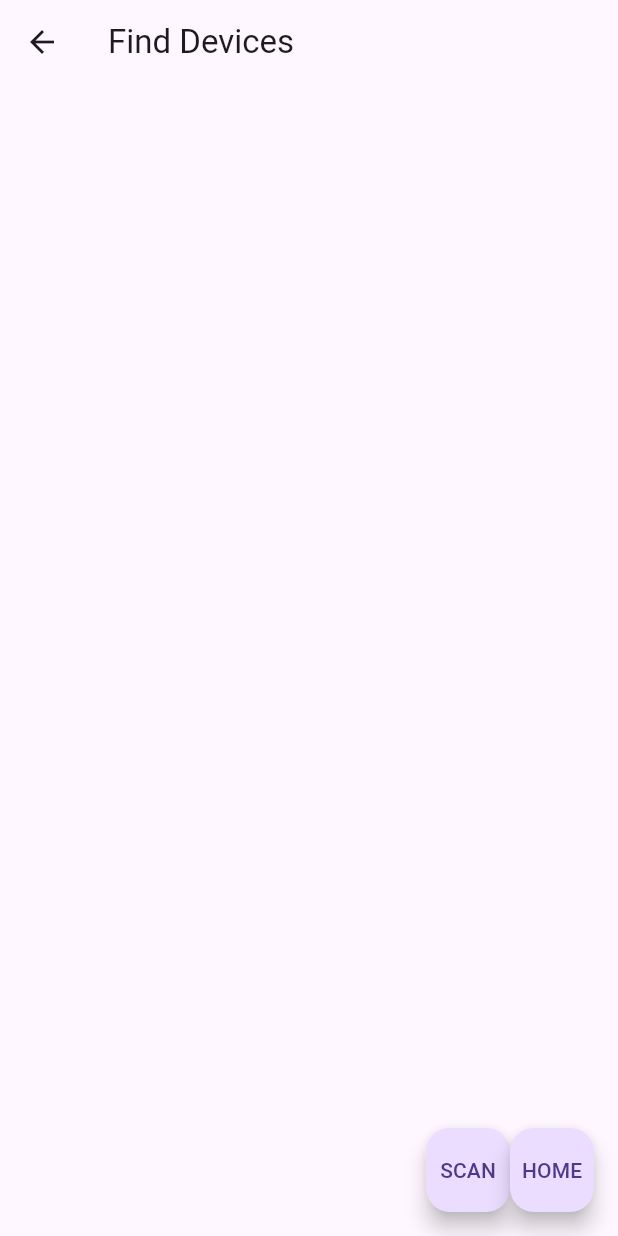
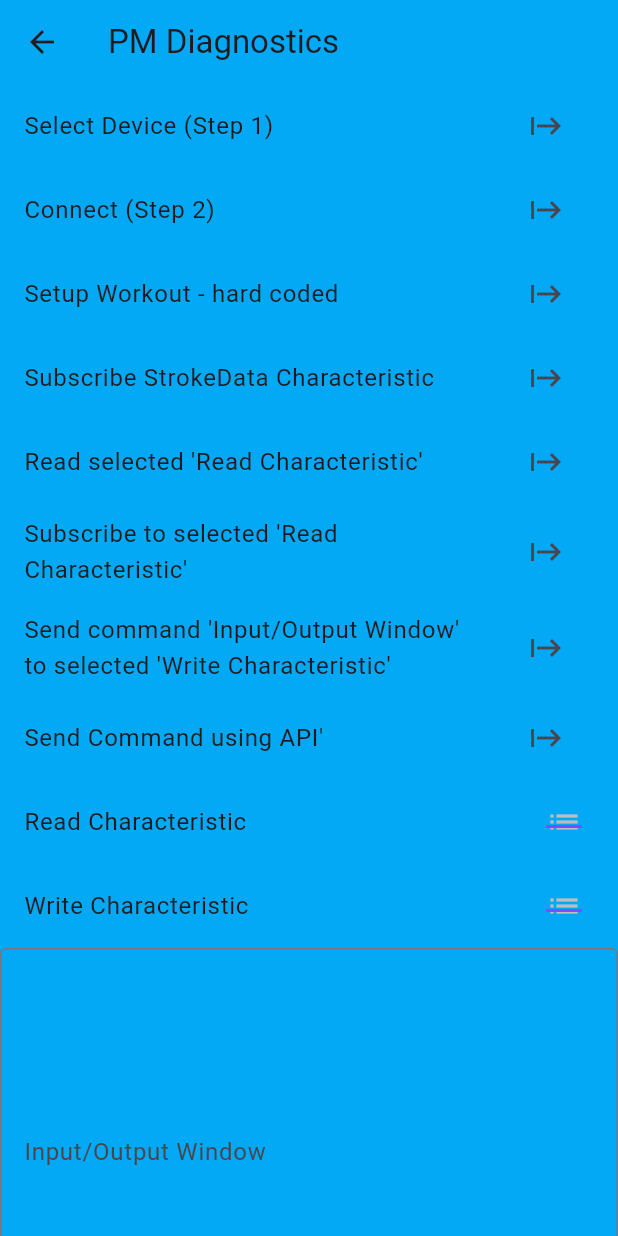
Before and after one commit to wmmnpr/ergregatta, a Flutter app: the screen it shows after launch, after a tap on the "bluetooth" icon, on a phone screen of 412 x 824 dp. Run offline on Flutter 3.47's test engine with Material 3 defaults, Android fonts, the phone set to English and light mode, and no system bars; our stand-ins replace flutter_blue_plus.

Commit message:
added configuration screen

```diff
--- /dev/null
+++ b/lib/configuration_screen.dart
@@ -0,0 +1,183 @@
+
+
+import 'package:flutter/cupertino.dart';
+import 'package:flutter/material.dart';
+import 'package:logging/logging.dart';
+
+class ConfigurationScreen extends StatefulWidget {
+  @override
+  _ConfigurationScreenState createState() => _ConfigurationScreenState();
+}
+
+class _ConfigurationScreenState extends State<ConfigurationScreen> {
+  final log = Logger('_HomeScreenState');
+
+  @override
+  void initState() {
+    super.initState();
+  }
+
+  @override
+  void didChangeDependencies() {
+    super.didChangeDependencies();
+    // This will be called when the widget is rebuilt
+  }
+
+  final TextEditingController _outputTextController = TextEditingController();
+
+  void _updateDropdownItems(List<String> items) {
+    setState(() {
+    });
+  }
+
+  Future<void> _handleSelectDevice(BuildContext context) async {
+    _outputTextController.text += 'clicked _handleSelectDevice\n';
+
+
+  }
+
+  void _handleConnect() {
+    _outputTextController.text += 'clicked _handleConnect\n';
+  }
+
+  void _handleSetupWorkout() {
+    _outputTextController.text += 'clicked _handleSetupWorkout\n';
+  }
+
+  void _subscribeNotifications() {
+    //_notificationEnablerCharacteristic.write(List.from([0x01,0x00]));
+    _outputTextController.text += 'clicked _subscribeNotifications\n';
+  }
+
+  void _handleReadCharacteristic() {
+    _outputTextController.text += 'clicked _handleReadCharacteristic\n';
+  }
+
+  void _handleSubscribeSelected() {
+    //_notificationEnablerCharacteristic.write(List.from([0x01,0x00]));
+    _outputTextController.text += 'clicked _handleSubscribeSelected\n';
+  }
+
+  @override
+  Widget build(BuildContext context) {
+    const title = 'PM Diagnostics';
+
+    return Scaffold(
+      backgroundColor: Colors.lightBlue,
+      appBar: AppBar(
+        backgroundColor: Colors.lightBlue,
+        title: const Text(title),
+      ),
+      body: ListView(
+        children: <Widget>[
+          ListTile(
+            title: const Text("Select Device (Step 1)"),
+            trailing: IconButton(
+              icon: const Icon(Icons.start),
+              tooltip: 'Select Device',
+              onPressed: () => _handleSelectDevice(context),
+            ),
+          ),
+          ListTile(
+            title: const Text("Connect (Step 2)"),
+            trailing: IconButton(
+                icon: const Icon(Icons.start),
+                tooltip: 'Connect',
+                onPressed: () => _handleConnect()),
+          ),
+          ListTile(
+            title: const Text("Setup Workout - hard coded"),
+            trailing: IconButton(
+                icon: const Icon(Icons.start),
+                tooltip: 'Setup workout',
+                onPressed: () => _handleSetupWorkout()),
+          ),
+          ListTile(
+            title: const Text("Subscribe StrokeData Characteristic"),
+            trailing: IconButton(
+                icon: const Icon(Icons.start),
+                tooltip: 'Subscribe Notification',
+                onPressed: () => _subscribeNotifications()),
+          ),
+          ListTile(
+            title: const Text("Read selected 'Read Characteristic'"),
+            trailing: IconButton(
+                icon: const Icon(Icons.start),
+                tooltip: 'Read characteristic0x0022',
+                onPressed: () => _handleReadCharacteristic()),
+          ),
+          ListTile(
+            title: const Text("Subscribe to selected 'Read Characteristic'"),
+            trailing: IconButton(
+                icon: const Icon(Icons.start),
+                tooltip: 'Increase volume by 10',
+                onPressed: () => _handleSubscribeSelected()),
+          ),
+          ListTile(
+            title: const Text(
+                "Send command 'Input/Output Window' to selected 'Write Characteristic'"),
+            trailing: IconButton(
+                icon: const Icon(Icons.start),
+                tooltip: 'Send command',
+                onPressed: () => {}),
+          ),
+          ListTile(
+            title: const Text("Send Command using API'"),
+            trailing: IconButton(
+                icon: const Icon(Icons.start),
+                tooltip: 'Send Command using API',
+                onPressed: () => () => {}),
+          ),
+          ListTile(
+            title: const Text("Read Characteristic"),
+            trailing: DropdownButton<String>(
+              value: "",
+              icon: const Icon(Icons.list),
+              elevation: 16,
+              style: const TextStyle(color: Colors.deepPurple),
+              underline: Container(
+                height: 2,
+                color: Colors.deepPurpleAccent,
+              ),
+              onChanged: (String? value) {
+                // This is called when the user selects an item.
+                setState(() {
+                });
+              },
+              items: []
+            ),
+          ),
+          ListTile(
+            title: const Text("Write Characteristic"),
+            trailing: DropdownButton<String>(
+              value: "",
+              icon: const Icon(Icons.list),
+              elevation: 16,
+              style: const TextStyle(color: Colors.deepPurple),
+              underline: Container(
+                height: 2,
+                color: Colors.deepPurpleAccent,
+              ),
+              onChanged: (String? value) {
+                // This is called when the user selects an item.
+                setState(() {
+
+                });
+              },
+              items: []
+            ),
+          ),
+          TextField(
+            controller: _outputTextController,
+            readOnly: false,
+            maxLines: 10, // Allows multiline input
+            decoration: const InputDecoration(
+              labelText: 'Input/Output Window',
+              border: OutlineInputBorder(),
+            ),
+          )
+        ],
+      ),
+    );
+  }
+}
--- a/lib/main.dart
+++ b/lib/main.dart
@@ -4,8 +4,11 @@
 import 'package:ergregatta/rowing_scene.dart';
 import 'package:ergregatta/screens/bluetooth_off_screen.dart';
 import 'package:ergregatta/screens/scan_screen.dart';
+import 'package:ergregatta/select_device.dart';
 import 'package:flutter/material.dart';
 import 'package:flutter_blue_plus/flutter_blue_plus.dart';
+
+import 'configuration_screen.dart';
 
 class RowingSceneWidget extends StatefulWidget {
   const RowingSceneWidget({super.key});
@@ -42,7 +45,7 @@
   Future<void> _handleSelectDevice(BuildContext context) async {
     BluetoothDevice returnedDevice = await Navigator.push(
       context,
-      MaterialPageRoute(builder: (context) => const ScanScreen()),
+      MaterialPageRoute(builder: (context) =>  ConfigurationScreen()),
     );
     if (returnedDevice != null) {
       setState(() {
@@ -83,7 +86,7 @@
         ),
         FloatingActionButton(
             heroTag: "configureBleTag",
-            onPressed: () => {_handleSelectDevice(context)},
+            onPressed: () => _handleSelectDevice(context),
             child: const Icon(Icons.bluetooth))
       ]),
     );
--- a/pubspec.yaml
+++ b/pubspec.yaml
@@ -37,7 +37,7 @@ dependencies:
   # Use with the CupertinoIcons class for iOS style icons.
   cupertino_icons: ^1.0.6
   flutter_blue_plus: ^1.32.11
-
+  logging: ^1.2.0
 dev_dependencies:
   flutter_test:
     sdk: flutter
```
Also changed, not shown: lib/select_device.dart (added, +69 -0 lines), pubspec.lock, 5 other files.
